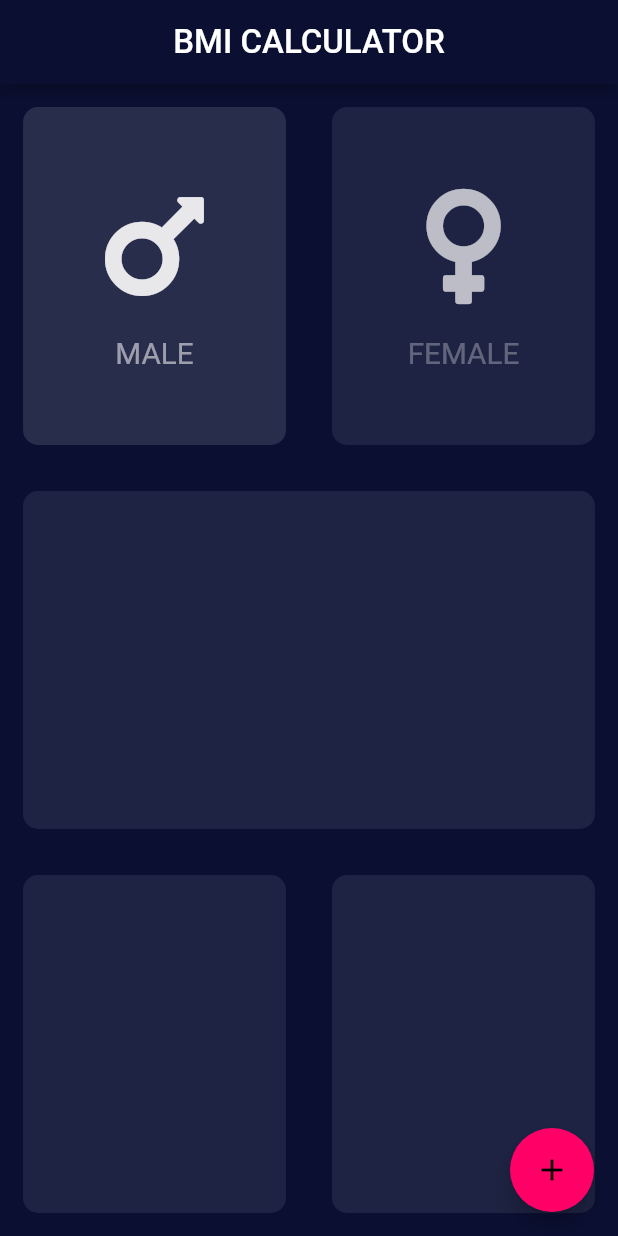
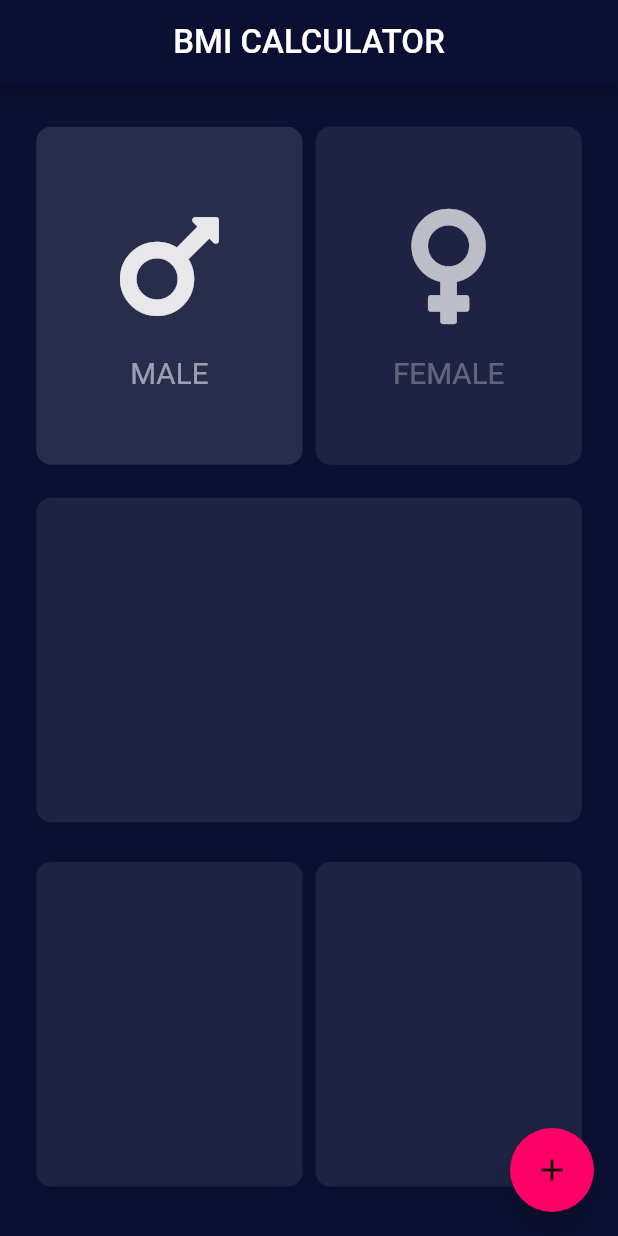
Before and after one commit to dzakybrori/bmi_calculator, a Flutter app: the screen it shows after launch, on a phone screen of 412 x 824 dp. Run offline on Flutter 3.47's test engine with Material 2 defaults, Android fonts, the phone set to English and light mode, and no system bars; our stand-ins replace font_awesome_flutter.

Commit message:
Correction padding and margin size.

```diff
--- a/lib/custom_card.dart
+++ b/lib/custom_card.dart
@@ -3,18 +3,22 @@ part of 'wrapper.dart';
 class CustomCard extends StatelessWidget {
   final Color? color;
   final Widget? child;
+  final EdgeInsetsGeometry? margin;
 
   const CustomCard({
     Key? key,
     this.color,
     this.child,
+    this.margin,
   }) : super(key: key);
 
   @override
   Widget build(BuildContext context) {
     return Container(
       alignment: Alignment.center,
-      margin: EdgeInsets.all(context.dp(14)),
+      margin: margin ??
+          EdgeInsets.symmetric(
+              horizontal: context.dp(4), vertical: context.dp(12)),
       decoration: BoxDecoration(
           color: color ?? context.background,
           borderRadius: BorderRadius.circular(10)),
--- a/lib/gender_button.dart
+++ b/lib/gender_button.dart
@@ -14,10 +14,14 @@ class GenderButton extends StatelessWidget {
 
   @override
   Widget build(BuildContext context) {
-    return InkWell(
+    return Padding(
+      padding: EdgeInsets.symmetric(
+          horizontal: context.dp(4), vertical: context.dp(8)),
+      child: InkWell(
         onTap: () {},
         borderRadius: BorderRadius.circular(10),
         child: CustomCard(
+          margin: EdgeInsets.zero,
           color: isSelected ? context.focusColor : context.disableColor,
           child: Column(
             mainAxisAlignment: MainAxisAlignment.center,
@@ -36,6 +40,7 @@ class GenderButton extends StatelessWidget {
             ],
           ),
         ),
+      ),
     );
   }
 }
--- a/lib/input_page.dart
+++ b/lib/input_page.dart
@@ -14,7 +14,9 @@ class _InputPageState extends State<InputPage> {
       appBar: AppBar(
           centerTitle: true,
           title: Text('BMI CALCULATOR', textScaleFactor: context.ts)),
-      body: Column(
+      body: Padding(
+        padding: EdgeInsets.all(context.dp(18)),
+        child: Column(
           children: [
             Expanded(
               child: Row(
@@ -41,6 +43,7 @@ class _InputPageState extends State<InputPage> {
             ),
           ],
         ),
+      ),
       floatingActionButton:
           FloatingActionButton(onPressed: () {}, child: const Icon(Icons.add)),
     );
```
Lines whose indentation alone changed are shown as unchanged.
